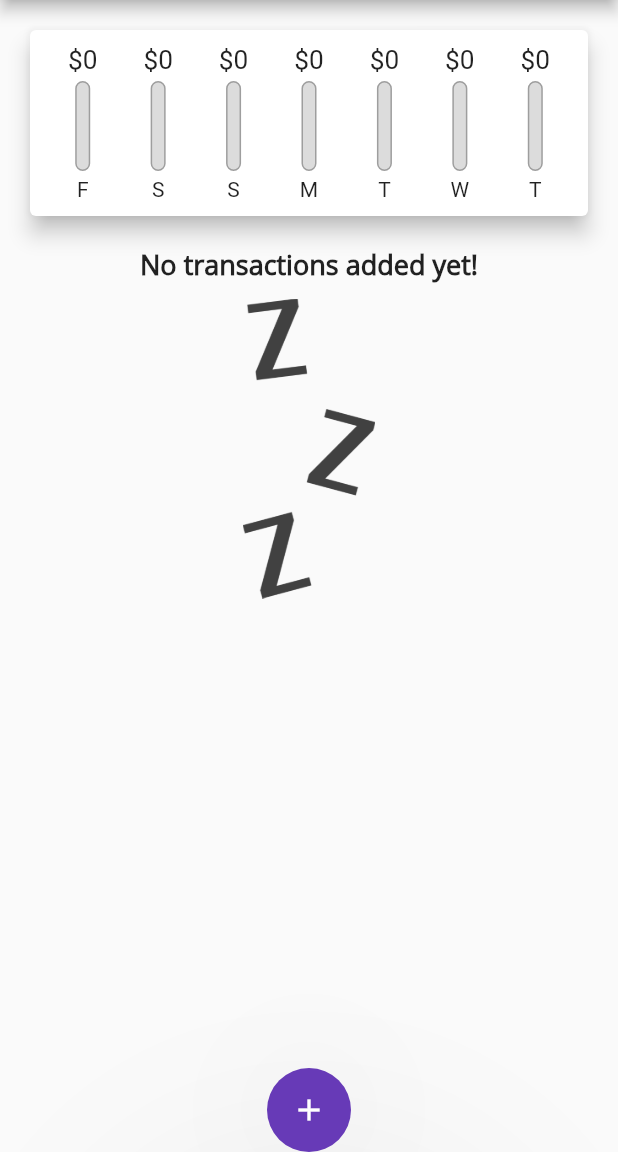
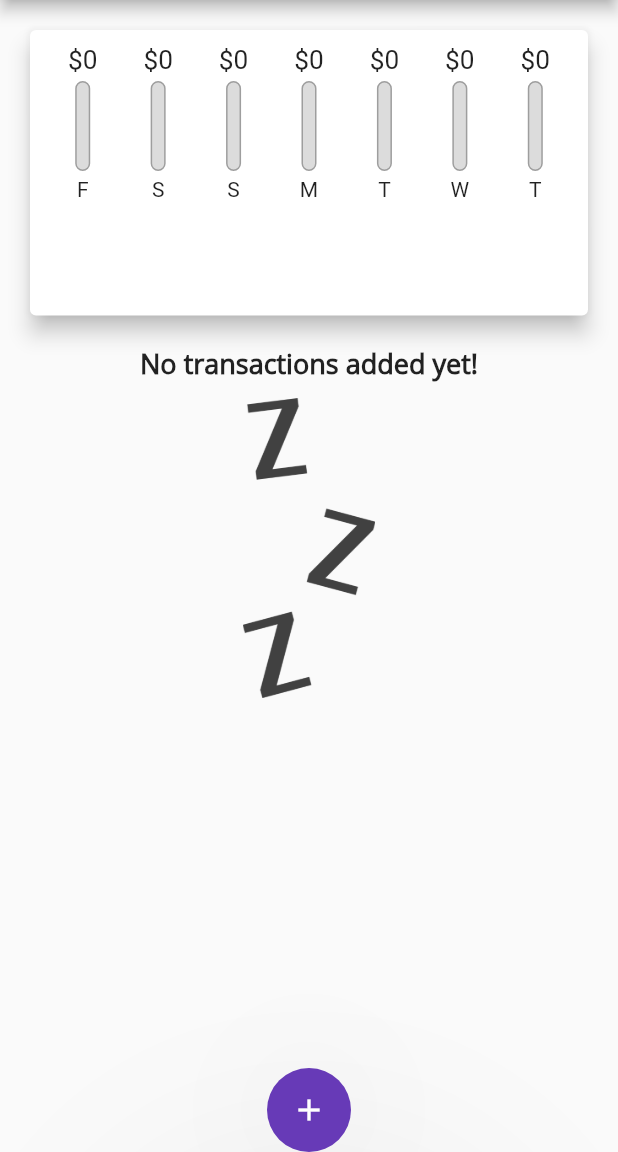
Before and after one commit to HussamKayed/Personal-Expenses-Planner, a Flutter app: the screen it shows after launch, on a phone screen of 412 x 824 dp, the part 84-1236 px from its top. Run offline on Flutter 3.47's test engine with Material 2 defaults, Android fonts, the phone set to English and light mode, and no system bars.

Commit message:
section122

```diff
--- a/lib/main.dart
+++ b/lib/main.dart
@@ -92,8 +92,7 @@ class _MyHomePageState extends State<MyHomePage> {
 
   @override
   Widget build(BuildContext context) {
-    return Scaffold(
-      appBar: AppBar(
+    final appBar = AppBar(
       title: Text('Personal Expenses'),
       actions: <Widget>[
         IconButton(
@@ -102,11 +101,23 @@ class _MyHomePageState extends State<MyHomePage> {
             },
             icon: Icon(Icons.add_box_rounded))
       ],
-      ),
+    );
+    return Scaffold(
+      appBar: appBar,
       body: ListView(
         children: <Widget>[
-          Chart(_recentTransactions),
-          TransactionList(_userTransactions, _deleteTransaction)
+          Container(
+              height: (MediaQuery.of(context).size.height -
+                      appBar.preferredSize.height -
+                      MediaQuery.of(context).padding.top) *
+                  0.3,
+              child: Chart(_recentTransactions)),
+          Container(
+              height: (MediaQuery.of(context).size.height -
+                      appBar.preferredSize.height -
+                      MediaQuery.of(context).padding.top) *
+                  0.7,
+              child: TransactionList(_userTransactions, _deleteTransaction))
         ],
         // mainAxisAlignment: MainAxisAlignment.spaceAround,
       ),
--- a/lib/widgets/transaction_list.dart
+++ b/lib/widgets/transaction_list.dart
@@ -12,7 +12,6 @@ class TransactionList extends StatelessWidget {
   @override
   Widget build(BuildContext context) {
     return Container(
-      height: 500,
       child: transactions.isEmpty
           ? Column(
               children: <Widget>[
```
Lines whose indentation alone changed are shown as unchanged.
